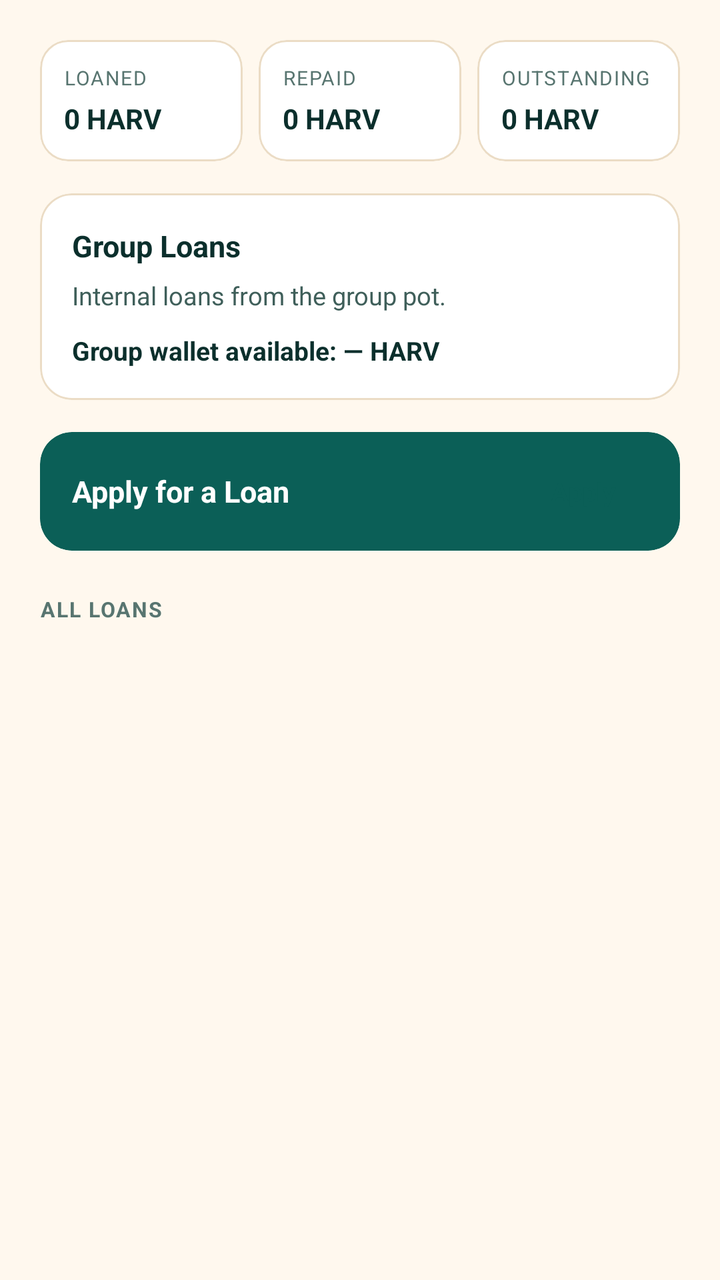
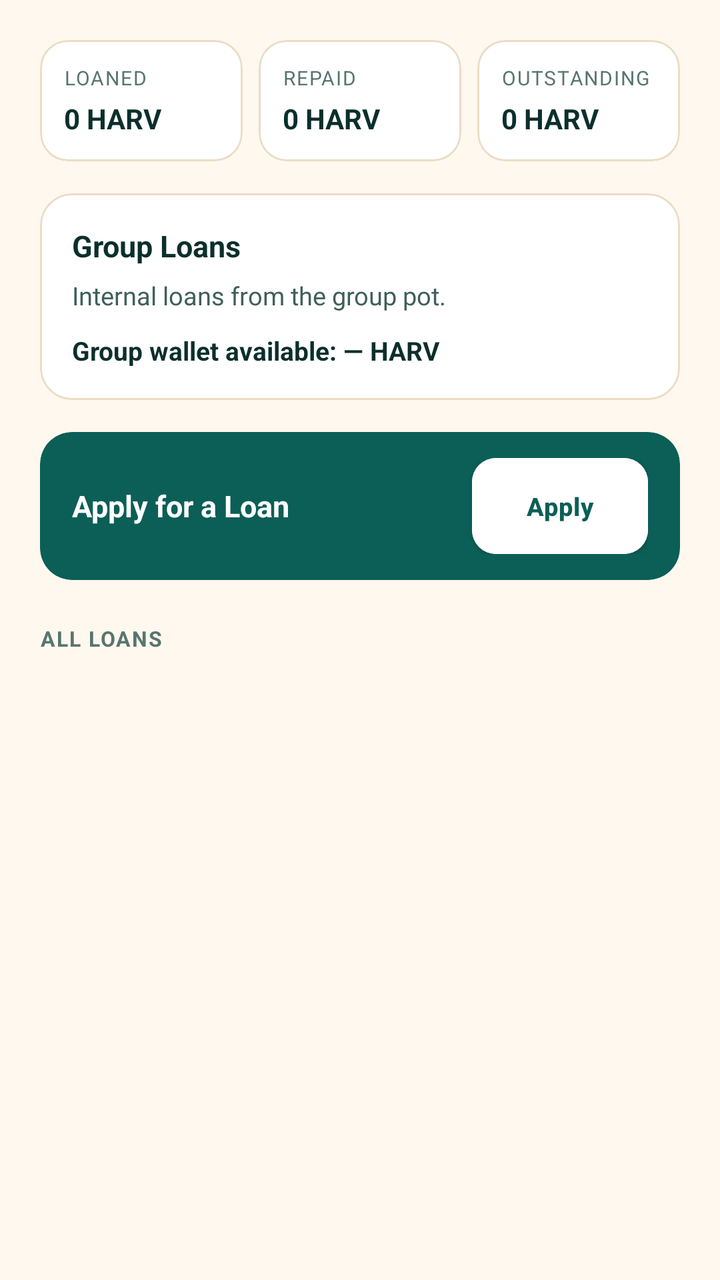

An Android layout rendered at two revisions. The XML below is the earlier revision; the diff shows what the commit changed to produce the second picture.
<!-- AndroidManifest.xml: application theme AppTheme -->
<!-- res/layout/group_loans_fragment.xml -->
<LinearLayout
	xmlns:android="http://schemas.android.com/apk/res/android"
	xmlns:app="http://schemas.android.com/apk/res-auto"
	xmlns:tools="http://schemas.android.com/tools"
	android:layout_width="match_parent"
	android:layout_height="match_parent"
	android:orientation="vertical"
	android:background="@color/colorBackground"
	android:id="@+id/_main">
	<androidx.core.widget.NestedScrollView
		android:id="@+id/vscroll2"
		android:layout_width="match_parent"
		android:layout_height="0dp"
		android:layout_weight="1"
		android:overScrollMode="never"
		android:fillViewport="true">
		<LinearLayout
			android:id="@+id/linear53"
			android:layout_width="match_parent"
			android:layout_height="wrap_content"
			android:padding="20dp"
			android:orientation="vertical">
			<LinearLayout
				android:id="@+id/linear54"
				android:layout_width="match_parent"
				android:layout_height="wrap_content"
				android:orientation="horizontal">
				<com.google.android.material.card.MaterialCardView
					android:id="@+id/cardview11"
					android:layout_width="0dp"
					android:layout_height="wrap_content"
					app:cardBackgroundColor="@color/colorSurface"
					android:layout_weight="1"
					android:layout_marginEnd="4dp"
					app:cardCornerRadius="14dp"
					app:cardElevation="0dp"
					app:strokeWidth="1dp"
					app:strokeColor="@color/colorCardStroke">
					<LinearLayout
						android:id="@+id/linear55"
						android:layout_width="match_parent"
						android:layout_height="wrap_content"
						android:padding="12dp"
						android:orientation="vertical">
						<TextView
							android:id="@+id/textview15"
							android:layout_width="wrap_content"
							android:layout_height="wrap_content"
							android:text="LOANED"
							android:textSize="10sp"
							android:textColor="@color/colorTextTertiary"
							android:letterSpacing="0.06" />
						<TextView
							android:id="@+id/tv_total_loaned"
							android:layout_width="wrap_content"
							android:layout_height="wrap_content"
							android:layout_marginTop="4dp"
							android:text="0 HARV"
							android:textSize="14sp"
							android:textStyle="bold"
							android:textColor="@color/colorTextPrimary" />
					</LinearLayout>
				</com.google.android.material.card.MaterialCardView>
				<com.google.android.material.card.MaterialCardView
					android:id="@+id/cardview12"
					android:layout_width="0dp"
					android:layout_height="wrap_content"
					app:cardBackgroundColor="@color/colorSurface"
					android:layout_weight="1"
					android:layout_marginHorizontal="4dp"
					app:cardCornerRadius="14dp"
					app:cardElevation="0dp"
					app:strokeWidth="1dp"
					app:strokeColor="@color/colorCardStroke">
					<LinearLayout
						android:id="@+id/linear56"
						android:layout_width="match_parent"
						android:layout_height="wrap_content"
						android:padding="12dp"
						android:orientation="vertical">
						<TextView
							android:id="@+id/textview16"
							android:layout_width="wrap_content"
							android:layout_height="wrap_content"
							android:text="REPAID"
							android:textSize="10sp"
							android:textColor="@color/colorTextTertiary"
							android:letterSpacing="0.06" />
						<TextView
							android:id="@+id/tv_total_repaid"
							android:layout_width="wrap_content"
							android:layout_height="wrap_content"
							android:layout_marginTop="4dp"
							android:text="0 HARV"
							android:textSize="14sp"
							android:textStyle="bold"
							android:textColor="@color/colorTextPrimary" />
					</LinearLayout>
				</com.google.android.material.card.MaterialCardView>
				<com.google.android.material.card.MaterialCardView
					android:id="@+id/cardview13"
					android:layout_width="0dp"
					android:layout_height="wrap_content"
					app:cardBackgroundColor="@color/colorSurface"
					android:layout_weight="1"
					android:layout_marginStart="4dp"
					app:cardCornerRadius="14dp"
					app:cardElevation="0dp"
					app:strokeWidth="1dp"
					app:strokeColor="@color/colorCardStroke">
					<LinearLayout
						android:id="@+id/linear57"
						android:layout_width="match_parent"
						android:layout_height="wrap_content"
						android:padding="12dp"
						android:orientation="vertical">
						<TextView
							android:id="@+id/textview17"
							android:layout_width="wrap_content"
							android:layout_height="wrap_content"
							android:text="OUTSTANDING"
							android:textSize="10sp"
							android:textColor="@color/colorTextTertiary"
							android:letterSpacing="0.06" />
						<TextView
							android:id="@+id/tv_total_outstanding"
							android:layout_width="wrap_content"
							android:layout_height="wrap_content"
							android:layout_marginTop="4dp"
							android:text="0 HARV"
							android:textSize="14sp"
							android:textStyle="bold"
							android:textColor="@color/colorTextPrimary" />
					</LinearLayout>
				</com.google.android.material.card.MaterialCardView>
			</LinearLayout>
			<com.google.android.material.card.MaterialCardView
				android:id="@+id/cardview14"
				android:layout_width="match_parent"
				android:layout_height="wrap_content"
				android:layout_marginTop="16dp"
				app:cardBackgroundColor="@color/colorSurface"
				app:cardCornerRadius="16dp"
				app:cardElevation="0dp"
				app:strokeWidth="1dp"
				app:strokeColor="@color/colorCardStroke">
				<LinearLayout
					android:id="@+id/linear58"
					android:layout_width="match_parent"
					android:layout_height="wrap_content"
					android:padding="16dp"
					android:orientation="vertical">
					<TextView
						android:id="@+id/textview18"
						android:layout_width="wrap_content"
						android:layout_height="wrap_content"
						android:text="Group Loans"
						android:textSize="15sp"
						android:textStyle="bold"
						android:textColor="@color/colorTextPrimary" />
					<TextView
						android:id="@+id/tv_loan_terms"
						android:layout_width="match_parent"
						android:layout_height="wrap_content"
						android:layout_marginTop="6dp"
						android:text="Internal loans from the group pot."
						android:textColor="@color/colorTextSecondary"
						android:textSize="12.5sp"
						android:lineSpacingExtra="2dp" />
					<TextView
						android:id="@+id/tv_wallet_available"
						android:layout_width="match_parent"
						android:layout_height="wrap_content"
						android:layout_marginTop="10dp"
						android:text="Group wallet available: — HARV"
						android:textSize="13sp"
						android:textStyle="bold"
						android:textColor="@color/colorTextPrimary" />
				</LinearLayout>
			</com.google.android.material.card.MaterialCardView>
			<com.google.android.material.card.MaterialCardView
				android:id="@+id/card_apply_loan"
				android:layout_width="match_parent"
				android:layout_height="wrap_content"
				android:layout_marginTop="16dp"
				app:cardBackgroundColor="@color/colorAccent"
				app:cardCornerRadius="16dp"
				app:cardElevation="0dp"
				app:strokeWidth="0dp">
				<LinearLayout
					android:id="@+id/linear59"
					android:layout_width="match_parent"
					android:layout_height="wrap_content"
					android:paddingLeft="16dp"
					android:paddingTop="13dp"
					android:paddingRight="16dp"
					android:paddingBottom="13dp"
					android:gravity="center_vertical"
					android:orientation="horizontal">
					<TextView
						android:id="@+id/textview19"
						android:layout_width="0dp"
						android:layout_height="wrap_content"
						android:text="Apply for a Loan"
						android:textSize="15sp"
						android:textStyle="bold"
						android:textColor="@color/colorTextOnAccent"
						android:layout_weight="1" />
					<TextView
						android:id="@+id/btn_apply_loan"
						android:layout_width="wrap_content"
						android:layout_height="wrap_content"
						android:text="Apply"
						android:textStyle="bold"
						android:textColor="@color/colorAccent"
						android:textSize="12.5sp"
						android:backgroundTint="@color/colorSurface"
						android:paddingHorizontal="16dp"
						android:paddingVertical="8dp" />
				</LinearLayout>
			</com.google.android.material.card.MaterialCardView>
			<TextView
				android:id="@+id/textview20"
				android:layout_width="match_parent"
				android:layout_height="wrap_content"
				android:layout_marginTop="22dp"
				android:layout_marginBottom="10dp"
				android:text="ALL LOANS"
				android:textStyle="bold"
				android:textColor="@color/colorTextTertiary"
				android:textSize="10.5sp"
				android:letterSpacing="0.06" />
			<androidx.recyclerview.widget.RecyclerView
				android:id="@+id/recycler_loans"
				android:layout_width="match_parent"
				android:layout_height="wrap_content"
				android:nestedScrollingEnabled="false"
				android:overScrollMode="never" />
			<TextView
				android:id="@+id/tv_loans_empty"
				android:layout_width="match_parent"
				android:layout_height="wrap_content"
				android:padding="24dp"
				android:gravity="center_horizontal|center_vertical"
				android:text="No loans yet."
				android:textSize="13sp"
				android:textColor="@color/colorTextTertiary"
				android:visibility="gone" />
		</LinearLayout>
	</androidx.core.widget.NestedScrollView>
</LinearLayout>
<!-- resources referenced by this layout -->
<resources>
  <style name="AppTheme" parent="Theme.MaterialComponents.DayNight.NoActionBar">
          <item name="popupMenuStyle">@style/HarvanaPopupMenu</item>
          <item name="actionOverflowMenuStyle">@style/HarvanaPopupMenu</item>
          
          <item name="spinnerStyle">@style/HarvanaSpinner</item>
          <item name="materialButtonStyle">@style/HarvanaButton</item>
          <item name="materialButtonOutlinedStyle">@style/HarvanaButton.Outlined</item>
          
          <item name="homeAsUpIndicator">@drawable/ic_nav_back</item>
          
          <item name="android:textViewStyle">@style/HarvanaTextView</item>
          <item name="appBarColor">@color/colorBackground</item>
          <item name="onAppBarColor">@color/colorTextPrimary</item>
          <item name="colorSecondary">@color/colorAccent</item>
          <item name="colorOnSecondary">@color/colorTextOnAccent</item>
          <item name="colorPrimaryVariant">@color/colorAccentDark</item>
          <item name="colorSecondaryVariant">@color/colorAccentDark</item>
          <item name="colorError">@color/colorError</item>
          <item name="colorOnError">@color/colorTextPrimaryWhite</item>
          <item name="colorControlActivated">@color/colorAccent</item>
          <item name="colorControlNormal">@color/colorControlNormal</item>
          <item name="colorControlHighlight">@color/colorAccentRipple</item>
          <item name="android:textColorHighlight">@color/colorAccentStroke</item>
          <item name="android:textColorLink">@color/colorAccentStrong</item>
          <item name="android:editTextColor">@color/colorTextPrimary</item>
          <item name="android:navigationBarColor">@color/colorBackground</item>
          <item name="colorPrimary">@color/colorAccent</item>
          <item name="colorPrimaryDark">@color/colorAccentStrong</item>
          <item name="colorAccent">@color/colorAccent</item>
          <item name="colorSurface">@color/colorSurface</item>
          <item name="colorOnPrimary">@color/colorTextOnAccent</item>
          <item name="colorOnSurface">@color/colorTextPrimary</item>
          <item name="colorOnBackground">@color/colorTextPrimary</item>
          <item name="colorOnSurfaceVariant">@color/colorTextSecondary</item>
          <item name="android:textColorPrimary">@color/colorTextPrimary</item>
          <item name="android:textColorSecondary">@color/colorTextSecondary</item>
          <item name="android:textColorHint">@color/colorTextTertiary</item>
          <item name="android:statusBarColor">?attr/appBarColor</item>
          <item name="android:windowLightStatusBar">true</item>
          <item name="android:windowBackground">@color/colorBackground</item>
          <item name="alertDialogTheme">@style/HarvanaAlertDialog</item>
          <item name="materialAlertDialogTheme">@style/HarvanaAlertDialog</item>
          <item name="bottomSheetDialogTheme">@style/HarvanaBottomSheetDialog</item>
      </style>
  <!-- unchanged entries left out for length: 28 -->
</resources>

<!-- the commit's change to res/layout/group_loans_fragment.xml (unified diff, before → after) -->
@@ -206,7 +206,7 @@
 						android:textStyle="bold"
 						android:textColor="@color/colorTextOnAccent"
 						android:layout_weight="1" />
-					<TextView
+					<com.google.android.material.button.MaterialButton
 						android:id="@+id/btn_apply_loan"
 						android:layout_width="wrap_content"
 						android:layout_height="wrap_content"
@@ -216,7 +216,8 @@
 						android:textSize="12.5sp"
 						android:backgroundTint="@color/colorSurface"
 						android:paddingHorizontal="16dp"
-						android:paddingVertical="8dp" />
+						android:paddingVertical="8dp"
+	android:textAllCaps="false"/>
 				</LinearLayout>
 			</com.google.android.material.card.MaterialCardView>
 			<TextView
<!-- resource entries referenced after the edit -->
@@ -7,6 +7,9 @@
           <item name="spinnerStyle">@style/HarvanaSpinner</item>
           <item name="materialButtonStyle">@style/HarvanaButton</item>
           <item name="materialButtonOutlinedStyle">@style/HarvanaButton.Outlined</item>
+          <item name="textInputStyle">@style/Harvana.TextInputLayout</item>
+          <item name="materialCardViewStyle">@style/Harvana.Card</item>
+          <item name="borderlessButtonStyle">@style/HarvanaButton.Text</item>
           
           <item name="homeAsUpIndicator">@drawable/ic_nav_back</item>
           
@@ -44,6 +47,30 @@
           <item name="materialAlertDialogTheme">@style/HarvanaAlertDialog</item>
           <item name="bottomSheetDialogTheme">@style/HarvanaBottomSheetDialog</item>
       </style>
+  <style name="Harvana.TextInputLayout" parent="Widget.MaterialComponents.TextInputLayout.OutlinedBox">
+          <item name="boxCornerRadiusTopStart">12dp</item>
+          <item name="boxCornerRadiusTopEnd">12dp</item>
+          <item name="boxCornerRadiusBottomStart">12dp</item>
+          <item name="boxCornerRadiusBottomEnd">12dp</item>
+          <item name="boxStrokeColor">@color/colorAccent</item>
+          <item name="hintTextColor">@color/colorAccent</item>
+          <item name="android:textColorHint">@color/colorTextTertiary</item>
+      </style>
+  <style name="Harvana.Card" parent="Widget.MaterialComponents.CardView">
+          <item name="cardBackgroundColor">@color/colorSurface</item>
+          <item name="cardCornerRadius">16dp</item>
+          <item name="cardElevation">0dp</item>
+          <item name="strokeColor">@color/colorCardStroke</item>
+          <item name="strokeWidth">1dp</item>
+          <item name="rippleColor">@color/colorAccentRipple</item>
+      </style>
+  <style name="HarvanaButton.Text" parent="Widget.MaterialComponents.Button.TextButton">
+          <item name="cornerRadius">12dp</item>
+          <item name="android:textAllCaps">false</item>
+          <item name="android:textStyle">bold</item>
+          <item name="android:textColor">@color/colorAccentStrong</item>
+          <item name="rippleColor">@color/colorAccentRipple</item>
+      </style>
   <!-- unchanged entries left out for length: 28 -->
 </resources>
 
